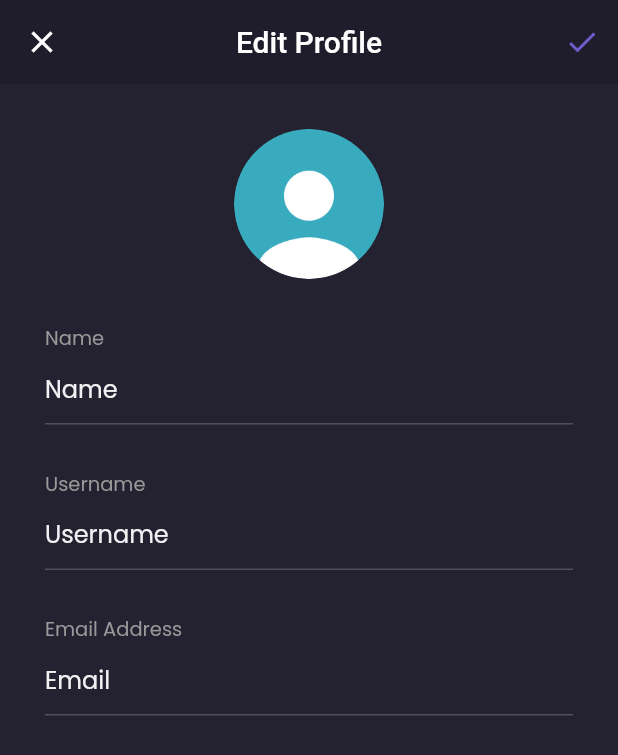
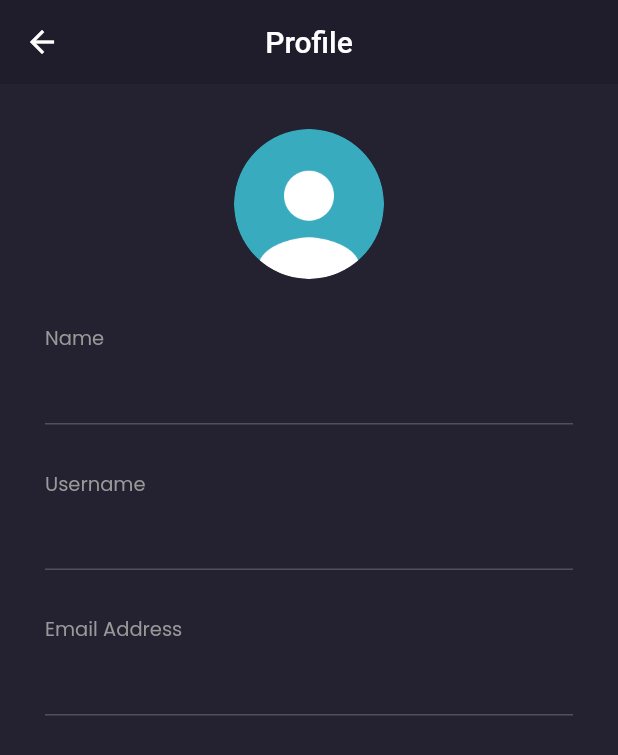
Before and after one commit to Riza-Amalia/aplikasi-toko-sepatu, a Flutter app: the EditProfilePage screen opened by its route, on a phone screen of 412 x 824 dp. Shown: the top 755 px of the screen. Run offline on Flutter 3.47's test engine with Material 2 defaults, Android fonts, the phone set to English and light mode, and no system bars; our stand-ins replace carousel_slider, google_fonts; accounts and stored records are empty.

Commit message:
Update Profile

```diff
--- a/lib/pages/home/edit_profile_page.dart
+++ b/lib/pages/home/edit_profile_page.dart
@@ -1,32 +1,23 @@
+import 'package:aplikasi_toko_sepatu/model/user_model.dart';
+import 'package:aplikasi_toko_sepatu/provider/auth_provider.dart';
 import 'package:aplikasi_toko_sepatu/theme.dart';
 import 'package:flutter/material.dart';
+import 'package:provider/provider.dart';
 
 class EditProfilePage extends StatelessWidget {
   @override
   Widget build(BuildContext context) {
+    AuthProvider authProvider = Provider.of<AuthProvider>(context);
+    UserModel user = authProvider.user;
+
     header() {
       return AppBar(
-        leading: IconButton(
-          icon: Icon(Icons.close),
-          onPressed: () {
-            Navigator.pop(context);
-          },
-        ),
         backgroundColor: bgColor1,
         elevation: 0,
         centerTitle: true,
         title: Text(
-          'Edit Profile',
+          'Profile',
         ),
-        actions: [
-          IconButton(
-            onPressed: () {},
-            icon: Icon(
-              Icons.check,
-              color: primaryColor,
-            ),
-          ),
-        ],
       );
     }
 
@@ -45,9 +36,10 @@ class EditProfilePage extends StatelessWidget {
               ),
             ),
             TextFormField(
+              readOnly: true,
               style: primaryTextStyle,
               decoration: InputDecoration(
-                hintText: 'Name',
+                hintText: user.name,
                 hintStyle: primaryTextStyle,
                 enabledBorder: UnderlineInputBorder(
                   borderSide: BorderSide(
@@ -76,9 +68,10 @@ class EditProfilePage extends StatelessWidget {
               ),
             ),
             TextFormField(
+              readOnly: true,
               style: primaryTextStyle,
               decoration: InputDecoration(
-                hintText: 'Username',
+                hintText: user.username,
                 hintStyle: primaryTextStyle,
                 enabledBorder: UnderlineInputBorder(
                   borderSide: BorderSide(
@@ -107,9 +100,10 @@ class EditProfilePage extends StatelessWidget {
               ),
             ),
             TextFormField(
+              readOnly: true,
               style: primaryTextStyle,
               decoration: InputDecoration(
-                hintText: 'Email',
+                hintText: user.email,
                 hintStyle: primaryTextStyle,
                 enabledBorder: UnderlineInputBorder(
                   borderSide: BorderSide(
```
Also changed, not shown: lib/pages/home/home_page.dart (+10 -4 lines), lib/pages/home/profile_page.dart (+12 -9 lines).
